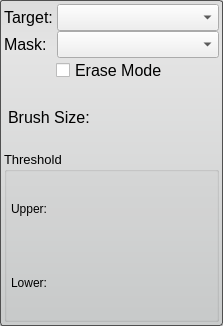
Qt form src/Interface/ToolInterface/PaintToolInterface.ui (SCIInstitute/Seg3D) before a commit.
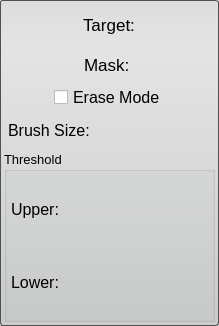
The same form after that commit.

Commit message: updates to all the tools to incorporate smart comboboxes that keep in sync with the appropriate data layer type among other tweaks

Diff of the .ui file:
```diff
--- a/src/Interface/ToolInterface/PaintToolInterface.ui
+++ b/src/Interface/ToolInterface/PaintToolInterface.ui
@@ -6,7 +6,7 @@
    <rect>
     <x>0</x>
     <y>0</y>
-    <width>213</width>
+    <width>219</width>
     <height>326</height>
    </rect>
   </property>
@@ -51,78 +51,65 @@
     <number>4</number>
    </property>
    <item>
-    <layout class="QHBoxLayout" name="activeHLayout" stretch="1,3">
+    <layout class="QHBoxLayout" name="activeHLayout" stretch="0">
      <property name="spacing">
-      <number>4</number>
+      <number>0</number>
      </property>
      <item>
       <widget class="QLabel" name="activeLabel">
        <property name="sizePolicy">
-        <sizepolicy hsizetype="MinimumExpanding" vsizetype="Preferred">
+        <sizepolicy hsizetype="Fixed" vsizetype="Preferred">
          <horstretch>0</horstretch>
          <verstretch>0</verstretch>
         </sizepolicy>
        </property>
+       <property name="minimumSize">
+        <size>
+         <width>50</width>
+         <height>0</height>
+        </size>
+       </property>
+       <property name="font">
+        <font>
+         <pointsize>13</pointsize>
+        </font>
+       </property>
        <property name="text">
         <string>Target:</string>
        </property>
       </widget>
      </item>
-     <item>
-      <widget class="QComboBox" name="targetComboBox">
-       <property name="sizePolicy">
-        <sizepolicy hsizetype="Expanding" vsizetype="Fixed">
-         <horstretch>0</horstretch>
-         <verstretch>0</verstretch>
-        </sizepolicy>
-       </property>
-       <property name="layoutDirection">
-        <enum>Qt::LeftToRight</enum>
-       </property>
-       <property name="sizeAdjustPolicy">
-        <enum>QComboBox::AdjustToMinimumContentsLength</enum>
-       </property>
-       <property name="minimumContentsLength">
-        <number>12</number>
-       </property>
-      </widget>
-     </item>
     </layout>
    </item>
    <item>
-    <layout class="QHBoxLayout" name="maskHLayout" stretch="1,3">
+    <layout class="QHBoxLayout" name="maskHLayout" stretch="1">
      <property name="spacing">
-      <number>4</number>
+      <number>0</number>
      </property>
      <item>
       <widget class="QLabel" name="maskLabel">
        <property name="sizePolicy">
-        <sizepolicy hsizetype="MinimumExpanding" vsizetype="Preferred">
+        <sizepolicy hsizetype="Fixed" vsizetype="Preferred">
          <horstretch>0</horstretch>
          <verstretch>0</verstretch>
         </sizepolicy>
        </property>
+       <property name="minimumSize">
+        <size>
+         <width>50</width>
+         <height>0</height>
+        </size>
+       </property>
+       <property name="font">
+        <font>
+         <pointsize>13</pointsize>
+        </font>
+       </property>
        <property name="text">
         <string>Mask:</string>
        </property>
       </widget>
      </item>
-     <item>
-      <widget class="QComboBox" name="maskComboBox">
-       <property name="sizePolicy">
-        <sizepolicy hsizetype="MinimumExpanding" vsizetype="Fixed">
-         <horstretch>0</horstretch>
-         <verstretch>0</verstretch>
-        </sizepolicy>
-       </property>
-       <property name="sizeAdjustPolicy">
-        <enum>QComboBox::AdjustToMinimumContentsLength</enum>
-       </property>
-       <property name="minimumContentsLength">
-        <number>12</number>
-       </property>
-      </widget>
-     </item>
     </layout>
    </item>
    <item>
@@ -181,6 +168,11 @@
      </property>
      <item>
       <widget class="QLabel" name="brushLabel">
+       <property name="font">
+        <font>
+         <pointsize>12</pointsize>
+        </font>
+       </property>
        <property name="text">
         <string>Brush Size:</string>
        </property>
@@ -255,6 +247,11 @@
         </property>
         <item>
          <widget class="QLabel" name="upperLabel">
+          <property name="font">
+           <font>
+            <pointsize>12</pointsize>
+           </font>
+          </property>
           <property name="text">
            <string>Upper:</string>
           </property>
@@ -288,6 +285,11 @@
         </property>
         <item>
          <widget class="QLabel" name="lowerLabel">
+          <property name="font">
+           <font>
+            <pointsize>12</pointsize>
+           </font>
+          </property>
           <property name="text">
            <string>Lower:</string>
           </property>
```
The commit also changes 105 other files.
